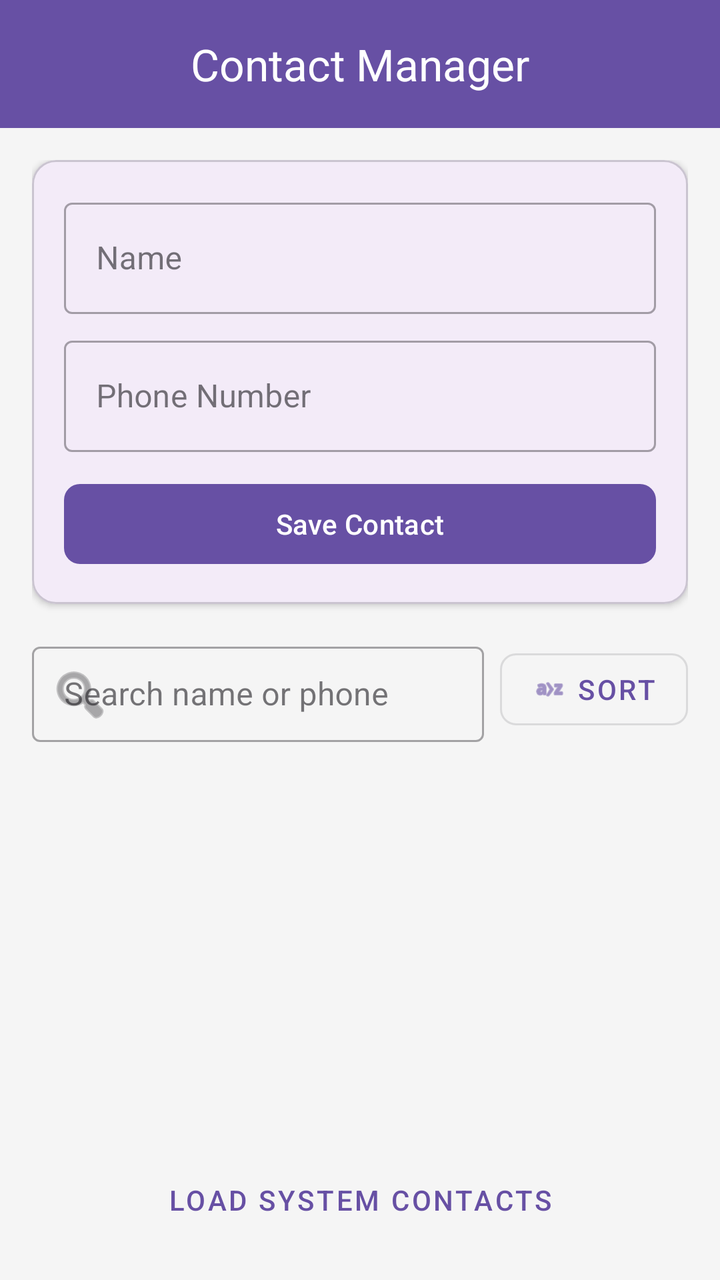
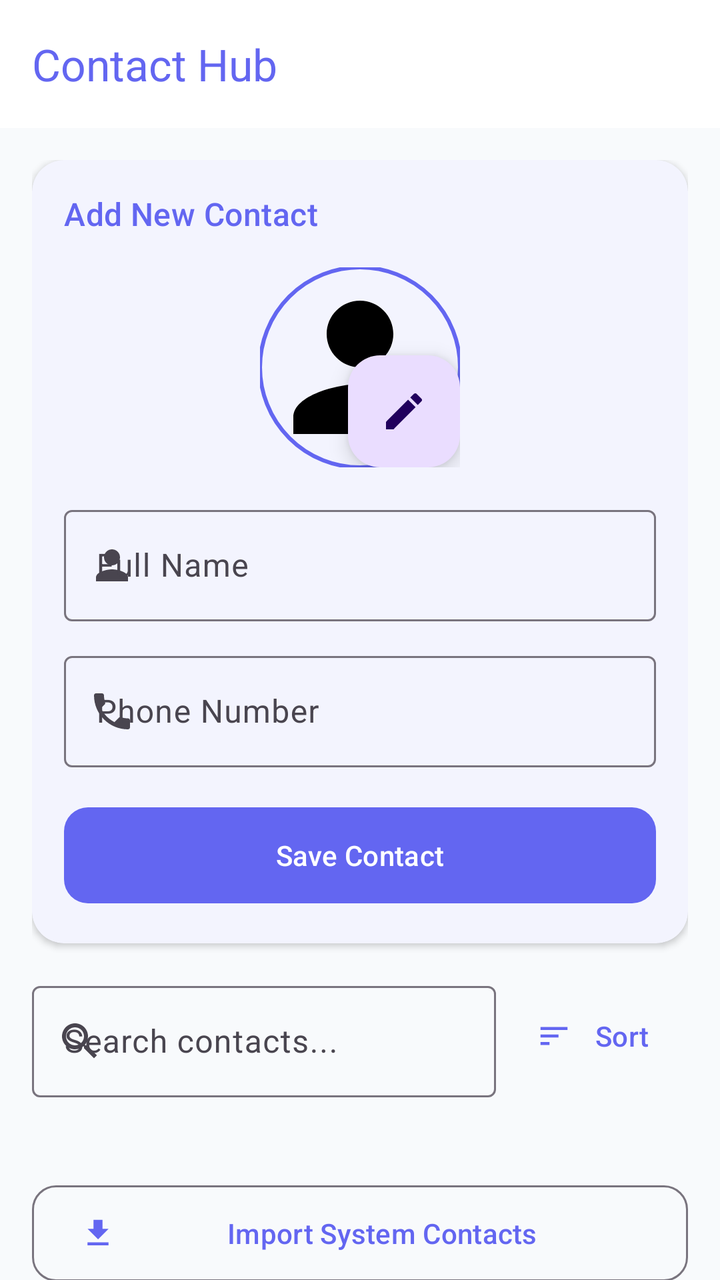

Screens rendered from an Android XML layout before and after an edit, with the pre-edit source and the edit as a unified diff.
<!-- AndroidManifest.xml: application theme Theme.Contact_app_recycler_view -->
<!-- res/layout/activity_main.xml -->
<?xml version="1.0" encoding="utf-8"?>
<androidx.coordinatorlayout.widget.CoordinatorLayout xmlns:android="http://schemas.android.com/apk/res/android"
    xmlns:app="http://schemas.android.com/apk/res-auto"
    xmlns:tools="http://schemas.android.com/tools"
    android:id="@+id/main"
    android:layout_width="match_parent"
    android:layout_height="match_parent"
    android:background="#F5F5F5"
    tools:context=".MainActivity">

    <com.google.android.material.appbar.AppBarLayout
        android:layout_width="match_parent"
        android:layout_height="wrap_content"
        android:theme="@style/ThemeOverlay.MaterialComponents.Dark.ActionBar">

        <com.google.android.material.appbar.MaterialToolbar
            android:id="@+id/toolbar"
            android:layout_width="match_parent"
            android:layout_height="?attr/actionBarSize"
            android:background="?attr/colorPrimary"
            app:title="Contact Manager"
            app:titleCentered="true" />

    </com.google.android.material.appbar.AppBarLayout>

    <LinearLayout
        android:layout_width="match_parent"
        android:layout_height="match_parent"
        android:orientation="vertical"
        android:padding="16dp"
        app:layout_behavior="@string/appbar_scrolling_view_behavior">

        <com.google.android.material.card.MaterialCardView
            android:layout_width="match_parent"
            android:layout_height="wrap_content"
            android:layout_marginBottom="16dp"
            app:cardCornerRadius="12dp"
            app:cardElevation="2dp">

            <LinearLayout
                android:layout_width="match_parent"
                android:layout_height="wrap_content"
                android:orientation="vertical"
                android:padding="16dp">

                <com.google.android.material.textfield.TextInputLayout
                    android:layout_width="match_parent"
                    android:layout_height="wrap_content"
                    android:hint="Name"
                    android:layout_marginBottom="8dp"
                    style="@style/Widget.MaterialComponents.TextInputLayout.OutlinedBox">

                    <com.google.android.material.textfield.TextInputEditText
                        android:id="@+id/etName"
                        android:layout_width="match_parent"
                        android:layout_height="wrap_content"
                        android:inputType="textPersonName" />
                </com.google.android.material.textfield.TextInputLayout>

                <com.google.android.material.textfield.TextInputLayout
                    android:layout_width="match_parent"
                    android:layout_height="wrap_content"
                    android:hint="Phone Number"
                    android:layout_marginBottom="12dp"
                    style="@style/Widget.MaterialComponents.TextInputLayout.OutlinedBox">

                    <com.google.android.material.textfield.TextInputEditText
                        android:id="@+id/etPhone"
                        android:layout_width="match_parent"
                        android:layout_height="wrap_content"
                        android:inputType="phone"
                        android:maxLength="11" />
                </com.google.android.material.textfield.TextInputLayout>

                <com.google.android.material.button.MaterialButton
                    android:id="@+id/btnSave"
                    android:layout_width="match_parent"
                    android:layout_height="wrap_content"
                    android:text="Save Contact"
                    app:cornerRadius="8dp" />

            </LinearLayout>
        </com.google.android.material.card.MaterialCardView>

        <LinearLayout
            android:layout_width="match_parent"
            android:layout_height="wrap_content"
            android:orientation="horizontal"
            android:gravity="center_vertical"
            android:layout_marginBottom="8dp">

            <com.google.android.material.textfield.TextInputLayout
                android:layout_width="0dp"
                android:layout_height="wrap_content"
                android:layout_weight="1"
                android:hint="Search name or phone"
                app:startIconDrawable="@android:drawable/ic_menu_search"
                style="@style/Widget.MaterialComponents.TextInputLayout.OutlinedBox.Dense">

                <com.google.android.material.textfield.TextInputEditText
                    android:id="@+id/etSearch"
                    android:layout_width="match_parent"
                    android:layout_height="wrap_content"
                    android:inputType="text" />
            </com.google.android.material.textfield.TextInputLayout>

            <com.google.android.material.button.MaterialButton
                android:id="@+id/btnSort"
                style="@style/Widget.MaterialComponents.Button.OutlinedButton"
                android:layout_width="wrap_content"
                android:layout_height="wrap_content"
                android:layout_marginStart="8dp"
                android:text="Sort"
                app:icon="@android:drawable/ic_menu_sort_alphabetically"
                app:cornerRadius="8dp" />
        </LinearLayout>

        <androidx.recyclerview.widget.RecyclerView
            android:id="@+id/recyclerViewContacts"
            android:layout_width="match_parent"
            android:layout_height="0dp"
            android:layout_weight="1"
            android:clipToPadding="false"
            android:paddingBottom="8dp" />

        <com.google.android.material.button.MaterialButton
            android:id="@+id/btnLoadContacts"
            style="@style/Widget.MaterialComponents.Button.TextButton"
            android:layout_width="match_parent"
            android:layout_height="wrap_content"
            android:text="Load System Contacts"
            android:layout_marginTop="8dp" />

    </LinearLayout>

</androidx.coordinatorlayout.widget.CoordinatorLayout>
<!-- resources referenced by this layout -->
<resources>
  <style name="Theme.Contact_app_recycler_view" parent="Base.Theme.Contact_app_recycler_view" />
  <style name="Base.Theme.Contact_app_recycler_view" parent="Theme.Material3.DayNight.NoActionBar">
          
          
      </style>
</resources>

<!-- the commit's change to res/layout/activity_main.xml (unified diff, before → after) -->
@@ -5,132 +5,176 @@
     android:id="@+id/main"
     android:layout_width="match_parent"
     android:layout_height="match_parent"
-    android:background="#F5F5F5"
+    android:background="@color/background"
     tools:context=".MainActivity">
 
     <com.google.android.material.appbar.AppBarLayout
         android:layout_width="match_parent"
         android:layout_height="wrap_content"
-        android:theme="@style/ThemeOverlay.MaterialComponents.Dark.ActionBar">
+        android:background="@color/surface">
 
         <com.google.android.material.appbar.MaterialToolbar
             android:id="@+id/toolbar"
             android:layout_width="match_parent"
             android:layout_height="?attr/actionBarSize"
-            android:background="?attr/colorPrimary"
-            app:title="Contact Manager"
-            app:titleCentered="true" />
+            app:title="Contact Hub"
+            app:titleTextColor="@color/primary" />
 
     </com.google.android.material.appbar.AppBarLayout>
 
-    <LinearLayout
+    <androidx.core.widget.NestedScrollView
         android:layout_width="match_parent"
         android:layout_height="match_parent"
-        android:orientation="vertical"
-        android:padding="16dp"
         app:layout_behavior="@string/appbar_scrolling_view_behavior">
 
-        <com.google.android.material.card.MaterialCardView
+        <LinearLayout
             android:layout_width="match_parent"
             android:layout_height="wrap_content"
-            android:layout_marginBottom="16dp"
-            app:cardCornerRadius="12dp"
-            app:cardElevation="2dp">
+            android:orientation="vertical"
+            android:padding="16dp">
+
+            <com.google.android.material.card.MaterialCardView
+                android:layout_width="match_parent"
+                android:layout_height="wrap_content"
+                android:layout_marginBottom="16dp"
+                app:cardCornerRadius="16dp"
+                app:cardElevation="2dp"
+                app:strokeWidth="0dp">
+
+                <LinearLayout
+                    android:layout_width="match_parent"
+                    android:layout_height="wrap_content"
+                    android:orientation="vertical"
+                    android:padding="16dp">
+
+                    <TextView
+                        android:layout_width="wrap_content"
+                        android:layout_height="wrap_content"
+                        android:text="Add New Contact"
+                        android:textAppearance="@style/TextAppearance.Material3.TitleMedium"
+                        android:textColor="@color/primary"
+                        android:layout_marginBottom="16dp" />
+
+                    <FrameLayout
+                        android:layout_width="wrap_content"
+                        android:layout_height="wrap_content"
+                        android:layout_gravity="center_horizontal"
+                        android:layout_marginBottom="16dp">
+
+                        <com.google.android.material.imageview.ShapeableImageView
+                            android:id="@+id/ivProfilePreview"
+                            android:layout_width="100dp"
+                            android:layout_height="100dp"
+                            android:scaleType="centerCrop"
+                            android:src="@drawable/ic_person"
+                            app:shapeAppearanceOverlay="@style/ShapeAppearance.Material3.Corner.Full"
+                            app:strokeColor="@color/primary"
+                            app:strokeWidth="2dp" />
+
+                        <com.google.android.material.floatingactionbutton.FloatingActionButton
+                            android:id="@+id/fabPickImage"
+                            android:layout_width="wrap_content"
+                            android:layout_height="wrap_content"
+                            android:layout_gravity="bottom|end"
+                            app:fabSize="mini"
+                            app:srcCompat="@drawable/ic_edit"
+                            android:contentDescription="Pick Image" />
+                    </FrameLayout>
+
+                    <com.google.android.material.textfield.TextInputLayout
+                        android:id="@+id/tilName"
+                        style="@style/Widget.Material3.TextInputLayout.OutlinedBox"
+                        android:layout_width="match_parent"
+                        android:layout_height="wrap_content"
+                        android:layout_marginBottom="12dp"
+                        android:hint="Full Name"
+                        app:startIconDrawable="@drawable/ic_person">
+
+                        <com.google.android.material.textfield.TextInputEditText
+                            android:id="@+id/etName"
+                            android:layout_width="match_parent"
+                            android:layout_height="wrap_content"
+                            android:inputType="textPersonName" />
+                    </com.google.android.material.textfield.TextInputLayout>
+
+                    <com.google.android.material.textfield.TextInputLayout
+                        android:id="@+id/tilPhone"
+                        style="@style/Widget.Material3.TextInputLayout.OutlinedBox"
+                        android:layout_width="match_parent"
+                        android:layout_height="wrap_content"
+                        android:layout_marginBottom="16dp"
+                        android:hint="Phone Number"
+                        app:startIconDrawable="@drawable/ic_phone">
+
+                        <com.google.android.material.textfield.TextInputEditText
+                            android:id="@+id/etPhone"
+                            android:layout_width="match_parent"
+                            android:layout_height="wrap_content"
+                            android:inputType="phone" />
+                    </com.google.android.material.textfield.TextInputLayout>
+
+                    <com.google.android.material.button.MaterialButton
+                        android:id="@+id/btnSave"
+                        android:layout_width="match_parent"
+                        android:layout_height="56dp"
+                        android:text="Save Contact"
+                        app:cornerRadius="12dp" />
+
+                </LinearLayout>
+            </com.google.android.material.card.MaterialCardView>
 
             <LinearLayout
                 android:layout_width="match_parent"
                 android:layout_height="wrap_content"
-                android:orientation="vertical"
-                android:padding="16dp">
+                android:orientation="horizontal"
+                android:layout_marginBottom="16dp"
+                android:gravity="center_vertical">
 
                 <com.google.android.material.textfield.TextInputLayout
-                    android:layout_width="match_parent"
+                    android:id="@+id/tilSearch"
+                    style="@style/Widget.Material3.TextInputLayout.OutlinedBox"
+                    android:layout_width="0dp"
                     android:layout_height="wrap_content"
-                    android:hint="Name"
-                    android:layout_marginBottom="8dp"
-                    style="@style/Widget.MaterialComponents.TextInputLayout.OutlinedBox">
+                    android:layout_weight="1"
+                    android:hint="Search contacts..."
+                    app:startIconDrawable="@drawable/ic_search"
+                    app:endIconMode="clear_text">
 
                     <com.google.android.material.textfield.TextInputEditText
-                        android:id="@+id/etName"
+                        android:id="@+id/etSearch"
                         android:layout_width="match_parent"
                         android:layout_height="wrap_content"
-                        android:inputType="textPersonName" />
-                </com.google.android.material.textfield.TextInputLayout>
-
-                <com.google.android.material.textfield.TextInputLayout
-                    android:layout_width="match_parent"
-                    android:layout_height="wrap_content"
-                    android:hint="Phone Number"
-                    android:layout_marginBottom="12dp"
-                    style="@style/Widget.MaterialComponents.TextInputLayout.OutlinedBox">
-
-                    <com.google.android.material.textfield.TextInputEditText
-                        android:id="@+id/etPhone"
-                        android:layout_width="match_parent"
-                        android:layout_height="wrap_content"
-                        android:inputType="phone"
-                        android:maxLength="11" />
+                        android:inputType="text" />
                 </com.google.android.material.textfield.TextInputLayout>
 
                 <com.google.android.material.button.MaterialButton
-                    android:id="@+id/btnSave"
-                    android:layout_width="match_parent"
+                    android:id="@+id/btnSort"
+                    style="@style/Widget.Material3.Button.TextButton"
+                    android:layout_width="wrap_content"
                     android:layout_height="wrap_content"
-                    android:text="Save Contact"
-                    app:cornerRadius="8dp" />
+                    android:layout_marginStart="8dp"
+                    android:text="Sort"
+                    app:icon="@drawable/ic_sort" />
+            </LinearLayout>
 
-            </LinearLayout>
-        </com.google.android.material.card.MaterialCardView>
-
-        <LinearLayout
-            android:layout_width="match_parent"
-            android:layout_height="wrap_content"
-            android:orientation="horizontal"
-            android:gravity="center_vertical"
-            android:layout_marginBottom="8dp">
-
-            <com.google.android.material.textfield.TextInputLayout
-                android:layout_width="0dp"
+            <androidx.recyclerview.widget.RecyclerView
+                android:id="@+id/recyclerViewContacts"
+                android:layout_width="match_parent"
                 android:layout_height="wrap_content"
-                android:layout_weight="1"
-                android:hint="Search name or phone"
-                app:startIconDrawable="@android:drawable/ic_menu_search"
-                style="@style/Widget.MaterialComponents.TextInputLayout.OutlinedBox.Dense">
-
-                <com.google.android.material.textfield.TextInputEditText
-                    android:id="@+id/etSearch"
-                    android:layout_width="match_parent"
-                    android:layout_height="wrap_content"
-                    android:inputType="text" />
-            </com.google.android.material.textfield.TextInputLayout>
+                android:nestedScrollingEnabled="false"
+                tools:listitem="@layout/item_contact" />
 
             <com.google.android.material.button.MaterialButton
-                android:id="@+id/btnSort"
-                style="@style/Widget.MaterialComponents.Button.OutlinedButton"
-                android:layout_width="wrap_content"
-                android:layout_height="wrap_content"
-                android:layout_marginStart="8dp"
-                android:text="Sort"
-                app:icon="@android:drawable/ic_menu_sort_alphabetically"
-                app:cornerRadius="8dp" />
+                android:id="@+id/btnLoadContacts"
+                style="@style/Widget.Material3.Button.OutlinedButton"
+                android:layout_width="match_parent"
+                android:layout_height="56dp"
+                android:layout_marginTop="24dp"
+                android:text="Import System Contacts"
+                app:cornerRadius="12dp"
+                app:icon="@drawable/ic_import" />
+
         </LinearLayout>
-
-        <androidx.recyclerview.widget.RecyclerView
-            android:id="@+id/recyclerViewContacts"
-            android:layout_width="match_parent"
-            android:layout_height="0dp"
-            android:layout_weight="1"
-            android:clipToPadding="false"
-            android:paddingBottom="8dp" />
-
-        <com.google.android.material.button.MaterialButton
-            android:id="@+id/btnLoadContacts"
-            style="@style/Widget.MaterialComponents.Button.TextButton"
-            android:layout_width="match_parent"
-            android:layout_height="wrap_content"
-            android:text="Load System Contacts"
-            android:layout_marginTop="8dp" />
-
-    </LinearLayout>
+    </androidx.core.widget.NestedScrollView>
 
 </androidx.coordinatorlayout.widget.CoordinatorLayout>
<!-- resource entries referenced after the edit -->
@@ -1,9 +1,83 @@
 <!-- resources referenced by this layout -->
 <resources>
+  <color name="background">#F8FAFC</color>
+  <color name="primary">#6366F1</color>
+  <color name="surface">#FFFFFF</color>
+  <!-- drawable ic_edit (drawable) -->
+  <vector xmlns:android="http://schemas.android.com/apk/res/android"
+      android:width="24dp"
+      android:height="24dp"
+      android:viewportWidth="24"
+      android:viewportHeight="24">
+      <path
+          android:fillColor="@android:color/black"
+          android:pathData="M3,17.25V21h3.75L17.81,9.94l-3.75,-3.75L3,17.25zM20.71,7.04c0.39,-0.39 0.39,-1.02 0,-1.41l-2.34,-2.34c-0.39,-0.39 -1.02,-0.39 -1.41,0l-1.83,1.83 3.75,3.75 1.83,-1.83z"/>
+  </vector>
+  <!-- drawable ic_import (drawable) -->
+  <vector xmlns:android="http://schemas.android.com/apk/res/android"
+      android:width="24dp"
+      android:height="24dp"
+      android:viewportWidth="24"
+      android:viewportHeight="24">
+      <path
+          android:fillColor="@android:color/black"
+          android:pathData="M19,9h-4V3H9v6H5l7,7 7,-7zM5,18v2h14v-2H5z"/>
+  </vector>
+  <!-- drawable ic_person (drawable) -->
+  <vector xmlns:android="http://schemas.android.com/apk/res/android"
+      android:width="24dp"
+      android:height="24dp"
+      android:viewportWidth="24"
+      android:viewportHeight="24">
+      <path
+          android:fillColor="@android:color/black"
+          android:pathData="M12,12c2.21,0 4,-1.79 4,-4s-1.79,-4 -4,-4 -4,1.79 -4,4 1.79,4 4,4zM12,14c-2.67,0 -8,1.34 -8,4v2h16v-2c0,-2.66 -5.33,-4 -8,-4z"/>
+  </vector>
+  <!-- drawable ic_phone (drawable) -->
+  <vector xmlns:android="http://schemas.android.com/apk/res/android"
+      android:width="24dp"
+      android:height="24dp"
+      android:viewportWidth="24"
+      android:viewportHeight="24">
+      <path
+          android:fillColor="@android:color/black"
+          android:pathData="M6.62,10.79c1.44,2.82 3.76,5.14 6.59,6.59l2.2,-2.2c0.27,-0.27 0.67,-0.36 1.02,-0.24 1.12,0.37 2.33,0.57 3.57,0.57 0.55,0 1,0.45 1,1V20c0,0.55 -0.45,1 -1,1 -9.39,0 -17,-7.61 -17,-17 0,-0.55 0.45,-1 1,-1H7c0.55,0 1,0.45 1,1 0,1.25 0.2,2.45 0.57,3.57 0.11,0.35 0.03,0.74 -0.25,1.02l-2.2,2.2z"/>
+  </vector>
+  <!-- drawable ic_search (drawable) -->
+  <vector xmlns:android="http://schemas.android.com/apk/res/android"
+      android:width="24dp"
+      android:height="24dp"
+      android:viewportWidth="24"
+      android:viewportHeight="24">
+      <path
+          android:fillColor="@android:color/black"
+          android:pathData="M15.5,14h-0.79l-0.28,-0.27C15.41,12.59 16,11.11 16,9.5 16,5.91 13.09,3 9.5,3S3,5.91 3,9.5 5.91,16 9.5,16c1.61,0 3.09,-0.59 4.23,-1.57l0.27,0.28v0.79l5,4.99L20.49,19l-4.99,-5zM9.5,14C7.01,14 5,11.99 5,9.5S7.01,5 9.5,5 14,7.01 14,9.5 11.99,14 9.5,14z"/>
+  </vector>
+  <!-- drawable ic_sort (drawable) -->
+  <vector xmlns:android="http://schemas.android.com/apk/res/android"
+      android:width="24dp"
+      android:height="24dp"
+      android:viewportWidth="24"
+      android:viewportHeight="24">
+      <path
+          android:fillColor="@android:color/black"
+          android:pathData="M3,18h6v-2H3v2zM3,6v2h18V6H3zM3,13h12v-2H3v2z"/>
+  </vector>
   <style name="Theme.Contact_app_recycler_view" parent="Base.Theme.Contact_app_recycler_view" />
   <style name="Base.Theme.Contact_app_recycler_view" parent="Theme.Material3.DayNight.NoActionBar">
-          
-          
+          <item name="colorPrimary">@color/primary</item>
+          <item name="colorOnPrimary">@color/onPrimary</item>
+          <item name="colorSecondary">@color/secondary</item>
+          <item name="colorOnSecondary">@color/onSecondary</item>
+          <item name="android:windowBackground">@color/background</item>
+          <item name="colorSurface">@color/surface</item>
+          <item name="colorOnSurface">@color/onSurface</item>
+          <item name="colorError">@color/error</item>
       </style>
+  <color name="onPrimary">#FFFFFF</color>
+  <color name="secondary">#94A3B8</color>
+  <color name="onSecondary">#FFFFFF</color>
+  <color name="onSurface">#1E293B</color>
+  <color name="error">#EF4444</color>
 </resources>
 
